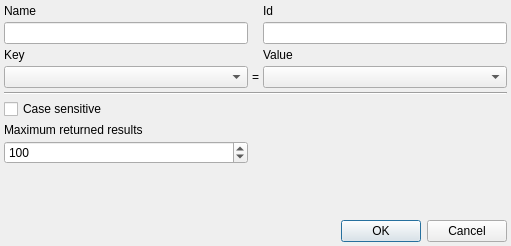
Qt form src/Utils/SelectionDialog.ui (openstreetmap/merkaartor) before a commit.
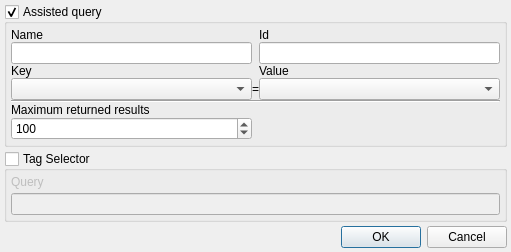
The same form after that commit.

Commit message: Selection by Tag selector start

Diff of the .ui file:
```diff
--- a/src/Utils/SelectionDialog.ui
+++ b/src/Utils/SelectionDialog.ui
@@ -21,7 +21,28 @@
     <number>4</number>
    </property>
    <item>
+    <widget class="QGroupBox" name="grpAssisted">
+     <property name="title">
+      <string>Assisted query</string>
+     </property>
+     <property name="checkable">
+      <bool>true</bool>
+     </property>
+     <property name="checked">
+      <bool>true</bool>
+     </property>
+     <layout class="QVBoxLayout" name="verticalLayout" stretch="0">
+      <property name="spacing">
+       <number>4</number>
+      </property>
+      <property name="margin">
+       <number>4</number>
+      </property>
+      <item>
     <layout class="QGridLayout">
+        <property name="spacing">
+         <number>0</number>
+        </property>
      <item row="2" column="0">
       <widget class="QLabel" name="label_2">
        <property name="text">
@@ -78,14 +99,7 @@
      <item row="1" column="2">
       <widget class="QLineEdit" name="edID"/>
      </item>
-     <item row="5" column="0">
-      <widget class="QCheckBox" name="cbCaseSensitive">
-       <property name="text">
-        <string>Case sensitive</string>
-       </property>
-      </widget>
-     </item>
-     <item row="7" column="0">
+        <item row="6" column="0">
       <widget class="QSpinBox" name="sbMaxResult">
        <property name="minimum">
         <number>1</number>
@@ -98,7 +112,7 @@
        </property>
       </widget>
      </item>
-     <item row="6" column="0">
+        <item row="5" column="0">
       <widget class="QLabel" name="label_5">
        <property name="text">
         <string>Maximum returned results</string>
@@ -114,18 +128,42 @@
      </item>
     </layout>
    </item>
+     </layout>
+    </widget>
+   </item>
    <item>
-    <spacer>
-     <property name="orientation">
-      <enum>Qt::Vertical</enum>
+    <widget class="QGroupBox" name="grpTagSelector">
+     <property name="title">
+      <string>Tag Selector</string>
      </property>
-     <property name="sizeHint" stdset="0">
-      <size>
-       <width>493</width>
-       <height>71</height>
-      </size>
+     <property name="checkable">
+      <bool>true</bool>
      </property>
-    </spacer>
+     <property name="checked">
+      <bool>false</bool>
+     </property>
+     <layout class="QFormLayout" name="formLayout">
+      <property name="horizontalSpacing">
+       <number>4</number>
+      </property>
+      <property name="verticalSpacing">
+       <number>4</number>
+      </property>
+      <property name="margin">
+       <number>4</number>
+      </property>
+      <item row="0" column="0">
+       <widget class="QLabel" name="label_7">
+        <property name="text">
+         <string>Query</string>
+        </property>
+       </widget>
+      </item>
+      <item row="1" column="0" colspan="2">
+       <widget class="QLineEdit" name="edTagQuery"/>
+      </item>
+     </layout>
+    </widget>
    </item>
    <item>
     <widget class="QDialogButtonBox" name="buttonBox">
```
Left out of the diff: 1 changed line with no effect on the pictures. Lines whose indentation alone changed are shown as unchanged.
